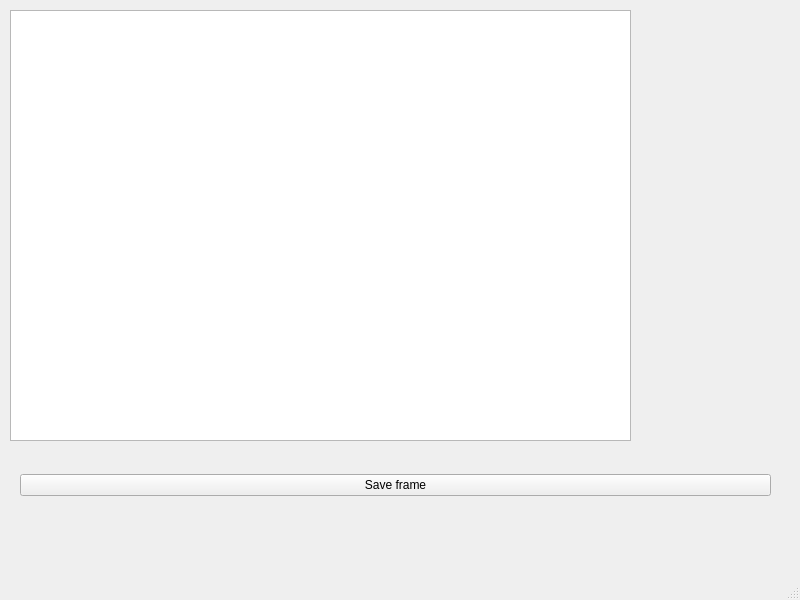
Above: mainwindow.ui from Sher10k/Qt_gui_test before the change. Below: the same form after it.
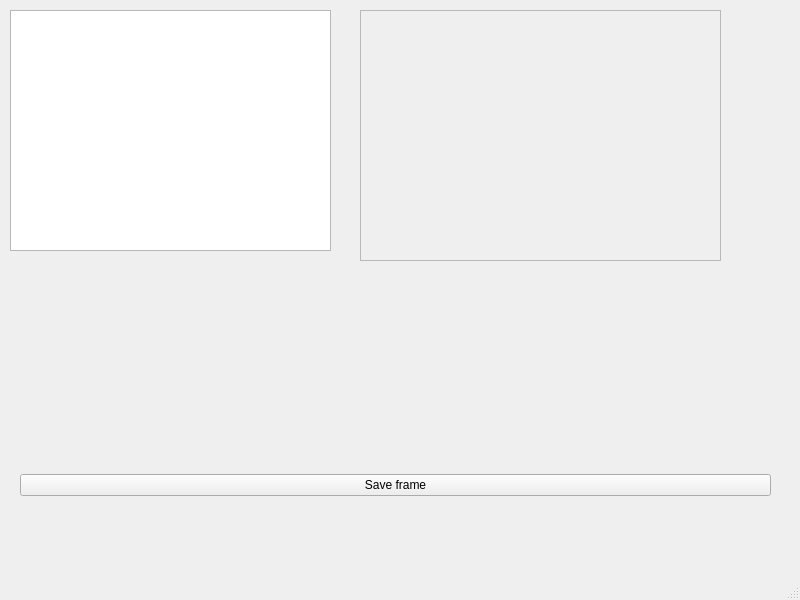
That is the form after the change.

The edit to the form file:
```diff
--- a/mainwindow.ui
+++ b/mainwindow.ui
@@ -19,8 +19,8 @@
      <rect>
       <x>10</x>
       <y>10</y>
-      <width>621</width>
-      <height>431</height>
+      <width>321</width>
+      <height>241</height>
      </rect>
     </property>
    </widget>
@@ -43,6 +43,22 @@
      </item>
     </layout>
    </widget>
+   <widget class="QFrame" name="frame">
+    <property name="geometry">
+     <rect>
+      <x>360</x>
+      <y>10</y>
+      <width>361</width>
+      <height>251</height>
+     </rect>
+    </property>
+    <property name="frameShape">
+     <enum>QFrame::StyledPanel</enum>
+    </property>
+    <property name="frameShadow">
+     <enum>QFrame::Raised</enum>
+    </property>
+   </widget>
   </widget>
   <widget class="QMenuBar" name="menubar">
    <property name="geometry">
```
